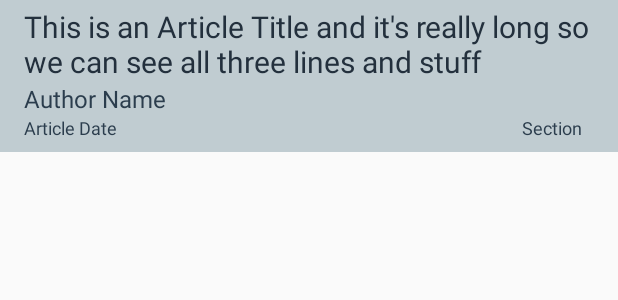
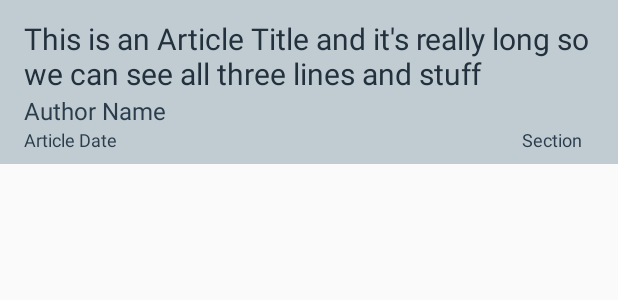
Before and after one commit to WillMcIntosh/NewsApp, an Android app: the layout news_list_item.xml on its own in the app's theme, with its tools: preview values and no code run, on a phone screen of 412 x 824 dp. Shown: the top 300 px of the screen. Run offline under Robolectric (Android 15) with nearby library versions, the phone set to English and light mode, and no system bars.

Commit message:
changes made to xml per udacity code review suggestions.

```diff
--- a/app/src/main/res/layout/activity_main.xml
+++ b/app/src/main/res/layout/activity_main.xml
@@ -19,7 +19,9 @@
         android:orientation="vertical"
         android:layout_width="wrap_content"
         android:layout_height="wrap_content"
+        android:padding="16dp"
         android:layout_centerInParent="true"
+        android:gravity="center"
         android:textAppearance="?android:textAppearanceMedium"
         />
 
--- a/app/src/main/res/layout/news_list_item.xml
+++ b/app/src/main/res/layout/news_list_item.xml
@@ -2,11 +2,7 @@
     xmlns:tools="http://schemas.android.com/tools"
     android:layout_width="match_parent"
     android:layout_height="wrap_content"
-    android:paddingEnd="8dp"
-    android:paddingLeft="8dp"
-    android:paddingRight="8dp"
-    android:paddingStart="8dp"
-    android:paddingBottom="8dp"
+    android:padding="8dp"
     android:orientation="vertical"
     android:background="@color/colorBackground">
 
@@ -14,8 +10,8 @@
         android:layout_width="wrap_content"
         android:layout_height="wrap_content"
         android:layout_gravity="center_vertical"
-        android:layout_marginLeft="8dp"
-        android:layout_marginStart="8dp"
+        android:layout_marginLeft="@dimen/article_layout_start"
+        android:layout_marginStart="@dimen/article_layout_start"
         android:orientation="vertical">
 
         <TextView
@@ -24,7 +20,7 @@
             android:layout_height="wrap_content"
             android:ellipsize="end"
             android:maxLines="2"
-            android:textSize="20sp"
+            android:textSize="@dimen/title_text_size"
             android:layout_marginTop="4dp"
             android:textColor="@color/colorPrimaryDark"
             tools:text="This is an Article Title and it's really long so we can see all three lines and stuff"
@@ -34,7 +30,7 @@
             android:id="@+id/article_author"
             android:layout_width="wrap_content"
             android:layout_height="wrap_content"
-            android:textSize="16sp"
+            android:textSize="@dimen/author_text_size"
             android:textColor="@color/textColorArticleAuthor"
             tools:text="Author Name"
             />
@@ -45,17 +41,17 @@
     <RelativeLayout
         android:layout_width="match_parent"
         android:layout_height="wrap_content"
-        android:layout_marginLeft="8dp"
-        android:layout_marginStart="8dp"
-        android:layout_marginRight="16dp"
-        android:layout_marginEnd="16dp">
+        android:layout_marginLeft="@dimen/subtext_layout_start"
+        android:layout_marginStart="@dimen/subtext_layout_start"
+        android:layout_marginRight="@dimen/subtext_layout_end"
+        android:layout_marginEnd="@dimen/subtext_layout_end">
 
         <TextView
             android:id="@+id/date_textview"
             android:layout_width="wrap_content"
             android:layout_height="wrap_content"
             android:layout_alignParentLeft="true"
-            android:textSize="12sp"
+            android:textSize="@dimen/subtext_size"
             android:textColor="@color/colorPrimary"
             tools:text="Article Date"
             />
@@ -65,7 +61,7 @@
             android:layout_width="wrap_content"
             android:layout_height="wrap_content"
             android:layout_alignParentRight="true"
-            android:textSize="12sp"
+            android:textSize="@dimen/subtext_size"
             android:textColor="@color/colorPrimary"
             tools:text="Section"
             />
--- /dev/null
+++ b/app/src/main/res/values/dimens.xml
@@ -0,0 +1,13 @@
+<?xml version="1.0" encoding="utf-8"?>
+<resources>
+    <dimen name="list_item_padding">8dp</dimen>
+
+    <dimen name="article_layout_start">8dp</dimen>
+    <dimen name="subtext_layout_start">8dp</dimen>
+    <dimen name="subtext_layout_end">16dp</dimen>
+
+    <dimen name="subtext_size">12sp</dimen>
+    <dimen name="author_text_size">16sp</dimen>
+    <dimen name="title_text_size">20sp</dimen>
+
+</resources>
--- a/app/src/main/res/values/strings.xml
+++ b/app/src/main/res/values/strings.xml
@@ -1,6 +1,6 @@
 <resources>
     <string name="app_name">Videogame News</string>
-    <string name="guardian">asdf</string>
-    <string name="no_articles">No articles found.</string>
+    <string name="no_articles">No articles match the current query. You could change your query,
+        or try again later.</string>
     <string name="no_internet">No Internet connection.</string>
 </resources>
```
